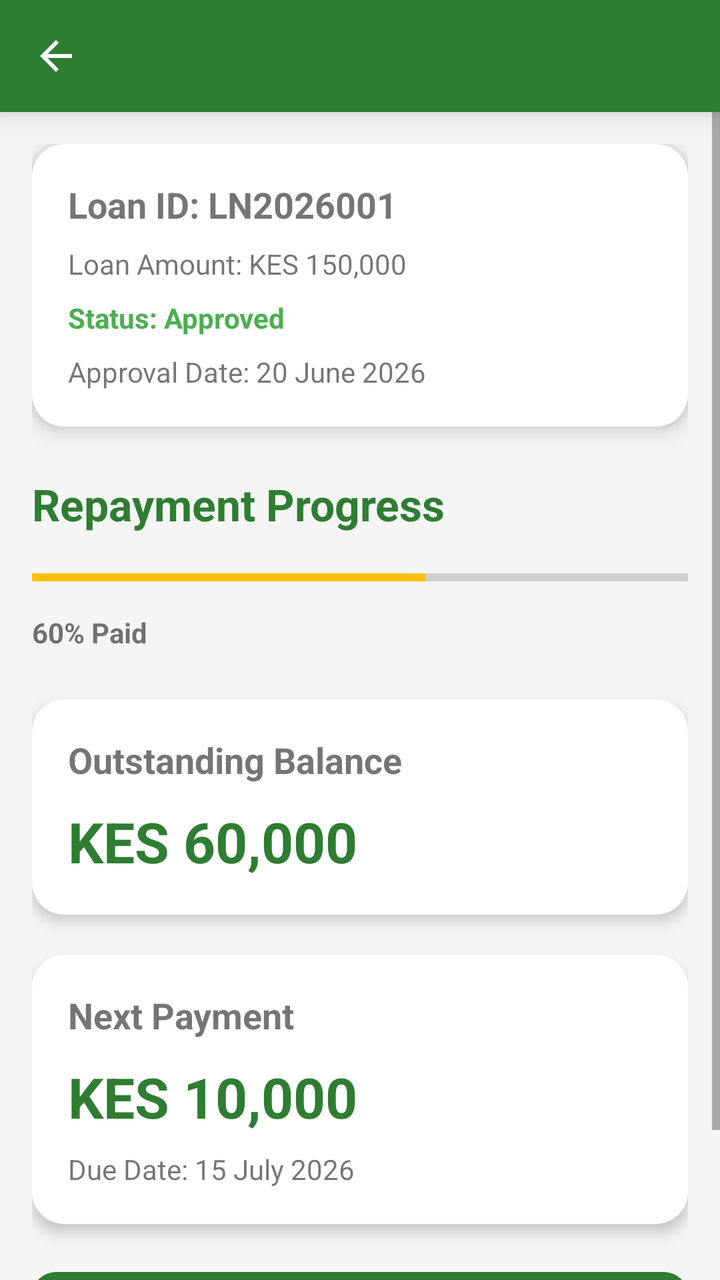
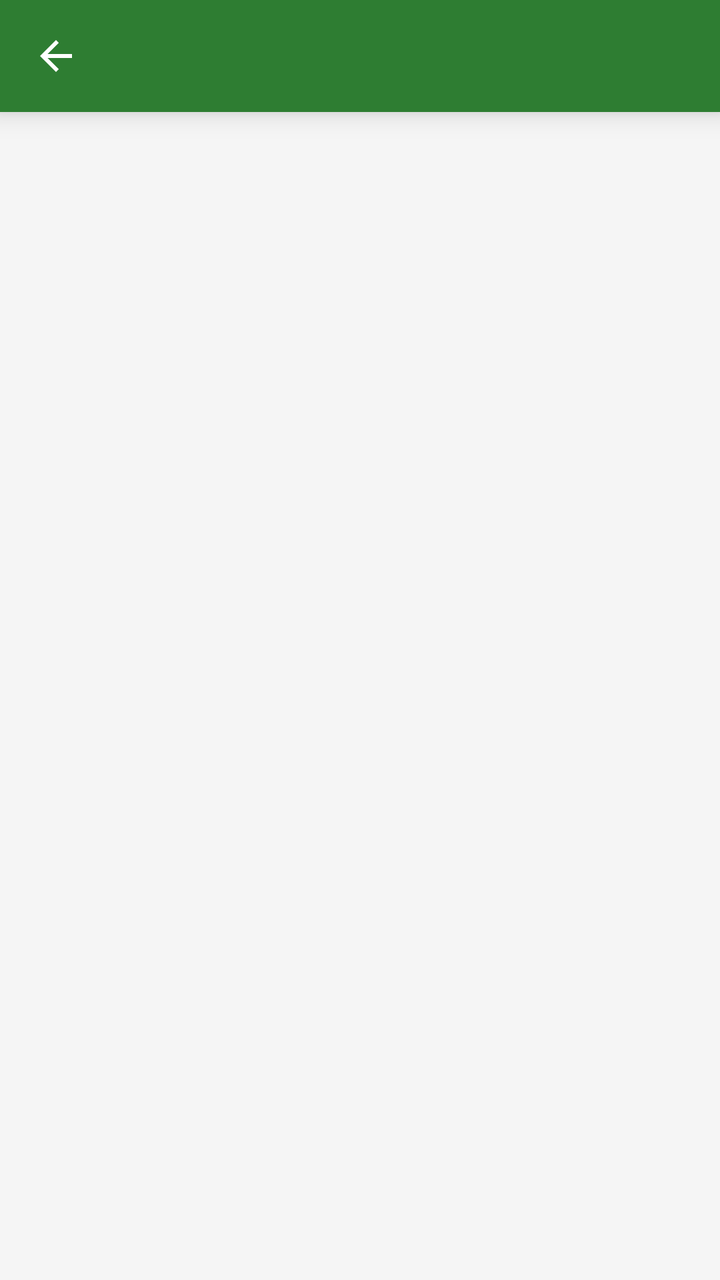

An Android layout rendered at two revisions. The XML below is the earlier revision; the diff shows what the commit changed to produce the second picture.
<!-- AndroidManifest.xml: application theme Theme.JiSaveSacco -->
<!-- res/layout/activity_loan_status.xml -->
<?xml version="1.0" encoding="utf-8"?>
<LinearLayout xmlns:android="http://schemas.android.com/apk/res/android"
    xmlns:app="http://schemas.android.com/apk/res-auto"
    android:layout_width="match_parent"
    android:layout_height="match_parent"
    android:orientation="vertical"
    android:fitsSystemWindows="true">

    <include layout="@layout/toolbar" />

    <ScrollView
        android:layout_width="match_parent"
        android:layout_height="match_parent"
        android:background="@color/background">

        <LinearLayout
            android:layout_width="match_parent"
            android:layout_height="wrap_content"
            android:orientation="vertical"
            android:padding="16dp">

            <androidx.cardview.widget.CardView
                android:layout_width="match_parent"
                android:layout_height="wrap_content"
                app:cardCornerRadius="16dp"
                app:cardElevation="6dp">

                <LinearLayout
                    android:layout_width="match_parent"
                    android:layout_height="wrap_content"
                    android:orientation="vertical"
                    android:padding="18dp">

                    <TextView
                        android:layout_width="wrap_content"
                        android:layout_height="wrap_content"
                        android:text="Loan ID: LN2026001"
                        android:textSize="18sp"
                        android:textStyle="bold" />

                    <TextView
                        android:layout_width="wrap_content"
                        android:layout_height="wrap_content"
                        android:layout_marginTop="8dp"
                        android:text="Loan Amount: KES 150,000" />

                    <TextView
                        android:layout_width="wrap_content"
                        android:layout_height="wrap_content"
                        android:layout_marginTop="8dp"
                        android:text="Status: Approved"
                        android:textColor="@color/success"
                        android:textStyle="bold" />

                    <TextView
                        android:layout_width="wrap_content"
                        android:layout_height="wrap_content"
                        android:layout_marginTop="8dp"
                        android:text="Approval Date: 20 June 2026" />

                </LinearLayout>
            </androidx.cardview.widget.CardView>

            <TextView
                android:layout_width="wrap_content"
                android:layout_height="wrap_content"
                android:layout_marginTop="24dp"
                android:text="Repayment Progress"
                android:textColor="@color/primaryGreen"
                android:textSize="22sp"
                android:textStyle="bold" />

            <ProgressBar
                android:id="@+id/progressLoan"
                style="?android:attr/progressBarStyleHorizontal"
                android:layout_width="match_parent"
                android:layout_height="20dp"
                android:layout_marginTop="12dp"
                android:max="100"
                android:progress="60" />

            <TextView
                android:layout_width="wrap_content"
                android:layout_height="wrap_content"
                android:layout_marginTop="8dp"
                android:text="60% Paid"
                android:textStyle="bold" />

            <androidx.cardview.widget.CardView
                android:layout_width="match_parent"
                android:layout_height="wrap_content"
                android:layout_marginTop="24dp"
                app:cardCornerRadius="16dp"
                app:cardElevation="4dp">

                <LinearLayout
                    android:layout_width="match_parent"
                    android:layout_height="wrap_content"
                    android:orientation="vertical"
                    android:padding="18dp">

                    <TextView
                        android:layout_width="wrap_content"
                        android:layout_height="wrap_content"
                        android:text="Outstanding Balance"
                        android:textSize="18sp"
                        android:textStyle="bold" />

                    <TextView
                        android:layout_width="wrap_content"
                        android:layout_height="wrap_content"
                        android:layout_marginTop="10dp"
                        android:text="KES 60,000"
                        android:textColor="@color/primaryGreen"
                        android:textSize="28sp"
                        android:textStyle="bold" />

                </LinearLayout>
            </androidx.cardview.widget.CardView>

            <androidx.cardview.widget.CardView
                android:layout_width="match_parent"
                android:layout_height="wrap_content"
                android:layout_marginTop="20dp"
                app:cardCornerRadius="16dp"
                app:cardElevation="4dp">

                <LinearLayout
                    android:layout_width="match_parent"
                    android:layout_height="wrap_content"
                    android:orientation="vertical"
                    android:padding="18dp">

                    <TextView
                        android:layout_width="wrap_content"
                        android:layout_height="wrap_content"
                        android:text="Next Payment"
                        android:textSize="18sp"
                        android:textStyle="bold" />

                    <TextView
                        android:layout_width="wrap_content"
                        android:layout_height="wrap_content"
                        android:layout_marginTop="10dp"
                        android:text="KES 10,000"
                        android:textColor="@color/primaryGreen"
                        android:textSize="28sp"
                        android:textStyle="bold" />

                    <TextView
                        android:layout_width="wrap_content"
                        android:layout_height="wrap_content"
                        android:layout_marginTop="8dp"
                        android:text="Due Date: 15 July 2026" />

                </LinearLayout>
            </androidx.cardview.widget.CardView>

            <Button
                android:id="@+id/btnStatement"
                android:layout_width="match_parent"
                android:layout_height="50dp"
                android:layout_marginTop="24dp"
                android:layout_marginBottom="24dp"
                android:background="@drawable/rounded_button"
                android:text="DOWNLOAD STATEMENT"
                android:textColor="@color/white" />

        </LinearLayout>
    </ScrollView>
</LinearLayout>
<!-- res/layout/toolbar.xml (included above) -->
<?xml version="1.0" encoding="utf-8"?>
<com.google.android.material.appbar.MaterialToolbar
    xmlns:android="http://schemas.android.com/apk/res/android"
    xmlns:app="http://schemas.android.com/apk/res-auto"
    android:id="@+id/toolbar"
    android:layout_width="match_parent"
    android:layout_height="56dp"
    android:background="@color/primaryGreen"
    android:elevation="8dp"
    android:theme="@style/ThemeOverlay.MaterialComponents.Dark.ActionBar"
    app:titleCentered="true"
    app:titleTextColor="@color/white"

    app:navigationIcon="?attr/homeAsUpIndicator"
    app:navigationIconTint="@color/white" />
<!-- resources referenced by this layout -->
<resources>
  <color name="background">#F5F5F5</color>
  <color name="primaryGreen">#2E7D32</color>
  <color name="success">#4CAF50</color>
  <color name="white">#FFFFFF</color>
  <!-- drawable rounded_button (drawable) -->
  <?xml version="1.0" encoding="utf-8"?>
  <shape xmlns:android="http://schemas.android.com/apk/res/android">
  
      <solid android:color="@color/primaryGreen"/>
  
      <corners android:radius="12dp"/>
  
  </shape>
  <style name="Theme.JiSaveSacco" parent="Theme.MaterialComponents.DayNight.NoActionBar">
  
          <item name="colorPrimary">@color/primaryGreen</item>
          <item name="colorPrimaryVariant">@color/primaryDarkGreen</item>
          <item name="colorOnPrimary">@color/white</item>
  
          <item name="colorSecondary">@color/gold</item>
          <item name="colorSecondaryVariant">@color/gold</item>
          <item name="colorOnSecondary">@color/black</item>
  
          <item name="android:statusBarColor">@color/primaryDarkGreen</item>
  
      </style>
  <color name="primaryDarkGreen">#1B5E20</color>
  <color name="gold">#FFC107</color>
  <color name="black">#212121</color>
</resources>

<!-- the commit's change to res/layout/activity_loan_status.xml (unified diff, before → after) -->
@@ -14,9 +14,11 @@
         android:background="@color/background">
 
         <LinearLayout
+            android:id="@+id/layoutLoanDetails"
             android:layout_width="match_parent"
             android:layout_height="wrap_content"
             android:orientation="vertical"
+            android:visibility="gone"
             android:padding="16dp">
 
             <androidx.cardview.widget.CardView
@@ -32,36 +34,41 @@
                     android:padding="18dp">
 
                     <TextView
-                        android:layout_width="wrap_content"
-                        android:layout_height="wrap_content"
-                        android:text="Loan ID: LN2026001"
+                        android:id="@+id/txtLoanId"
+                        android:layout_width="wrap_content"
+                        android:layout_height="wrap_content"
+                        android:text="Loan ID: --"
                         android:textSize="18sp"
                         android:textStyle="bold" />
 
                     <TextView
-                        android:layout_width="wrap_content"
-                        android:layout_height="wrap_content"
-                        android:layout_marginTop="8dp"
-                        android:text="Loan Amount: KES 150,000" />
-
-                    <TextView
-                        android:layout_width="wrap_content"
-                        android:layout_height="wrap_content"
-                        android:layout_marginTop="8dp"
-                        android:text="Status: Approved"
-                        android:textColor="@color/success"
-                        android:textStyle="bold" />
-
-                    <TextView
-                        android:layout_width="wrap_content"
-                        android:layout_height="wrap_content"
-                        android:layout_marginTop="8dp"
-                        android:text="Approval Date: 20 June 2026" />
+                        android:id="@+id/txtLoanAmount"
+                        android:layout_width="wrap_content"
+                        android:layout_height="wrap_content"
+                        android:layout_marginTop="8dp"
+                        android:text="Loan Amount: KES 0" />
+
+                    <TextView
+                        android:id="@+id/txtLoanStatus"
+                        android:layout_width="wrap_content"
+                        android:layout_height="wrap_content"
+                        android:layout_marginTop="8dp"
+                        android:text="Status: Pending"
+                        android:textColor="@color/textGray"
+                        android:textStyle="bold" />
+
+                    <TextView
+                        android:id="@+id/txtLoanTypeDisplay"
+                        android:layout_width="wrap_content"
+                        android:layout_height="wrap_content"
+                        android:layout_marginTop="8dp"
+                        android:text="Category: --" />
 
                 </LinearLayout>
             </androidx.cardview.widget.CardView>
 
             <TextView
+                android:id="@+id/txtProgressHeader"
                 android:layout_width="wrap_content"
                 android:layout_height="wrap_content"
                 android:layout_marginTop="24dp"
@@ -77,16 +84,18 @@
                 android:layout_height="20dp"
                 android:layout_marginTop="12dp"
                 android:max="100"
-                android:progress="60" />
+                android:progress="0" />
 
             <TextView
+                android:id="@+id/txtProgressPercent"
                 android:layout_width="wrap_content"
                 android:layout_height="wrap_content"
                 android:layout_marginTop="8dp"
-                android:text="60% Paid"
+                android:text="0% Paid"
                 android:textStyle="bold" />
 
             <androidx.cardview.widget.CardView
+                android:id="@+id/cardBalance"
                 android:layout_width="match_parent"
                 android:layout_height="wrap_content"
                 android:layout_marginTop="24dp"
@@ -107,10 +116,11 @@
                         android:textStyle="bold" />
 
                     <TextView
+                        android:id="@+id/txtOutstandingBalance"
                         android:layout_width="wrap_content"
                         android:layout_height="wrap_content"
                         android:layout_marginTop="10dp"
-                        android:text="KES 60,000"
+                        android:text="KES 0"
                         android:textColor="@color/primaryGreen"
                         android:textSize="28sp"
                         android:textStyle="bold" />
@@ -119,6 +129,7 @@
             </androidx.cardview.widget.CardView>
 
             <androidx.cardview.widget.CardView
+                android:id="@+id/cardNextPayment"
                 android:layout_width="match_parent"
                 android:layout_height="wrap_content"
                 android:layout_marginTop="20dp"
@@ -139,19 +150,21 @@
                         android:textStyle="bold" />
 
                     <TextView
+                        android:id="@+id/txtNextPaymentAmount"
                         android:layout_width="wrap_content"
                         android:layout_height="wrap_content"
                         android:layout_marginTop="10dp"
-                        android:text="KES 10,000"
+                        android:text="KES 0"
                         android:textColor="@color/primaryGreen"
                         android:textSize="28sp"
                         android:textStyle="bold" />
 
                     <TextView
-                        android:layout_width="wrap_content"
-                        android:layout_height="wrap_content"
-                        android:layout_marginTop="8dp"
-                        android:text="Due Date: 15 July 2026" />
+                        android:id="@+id/txtDueDate"
+                        android:layout_width="wrap_content"
+                        android:layout_height="wrap_content"
+                        android:layout_marginTop="8dp"
+                        android:text="Due Date: Flexible" />
 
                 </LinearLayout>
             </androidx.cardview.widget.CardView>
@@ -168,6 +181,17 @@
 
         </LinearLayout>
     </ScrollView>
+
+    <TextView
+        android:id="@+id/txtNoLoansPlaceholder"
+        android:layout_width="wrap_content"
+        android:layout_height="wrap_content"
+        android:layout_gravity="center"
+        android:text="You have no active loan records."
+        android:textSize="18sp"
+        android:textColor="@color/textGray"
+        android:visibility="visible" />
+
 </LinearLayout>
 <!-- res/layout/toolbar.xml (included above) -->
 <?xml version="1.0" encoding="utf-8"?>
<!-- resource entries referenced after the edit -->
@@ -2,7 +2,7 @@
 <resources>
   <color name="background">#F5F5F5</color>
   <color name="primaryGreen">#2E7D32</color>
-  <color name="success">#4CAF50</color>
+  <color name="textGray">#757575</color>
   <color name="white">#FFFFFF</color>
   <!-- drawable rounded_button (drawable) -->
   <?xml version="1.0" encoding="utf-8"?>
